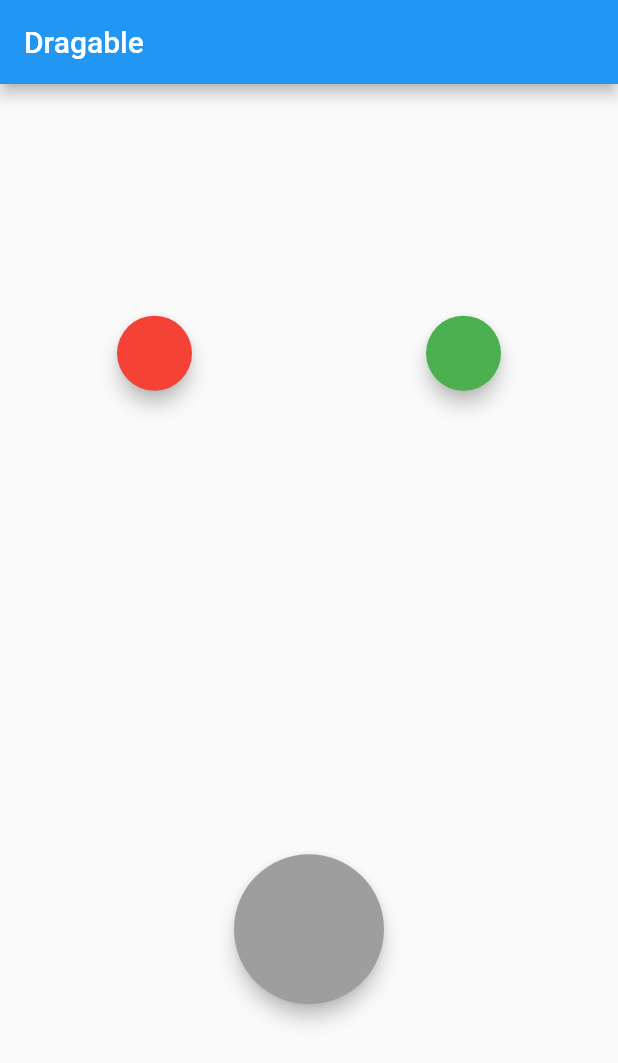
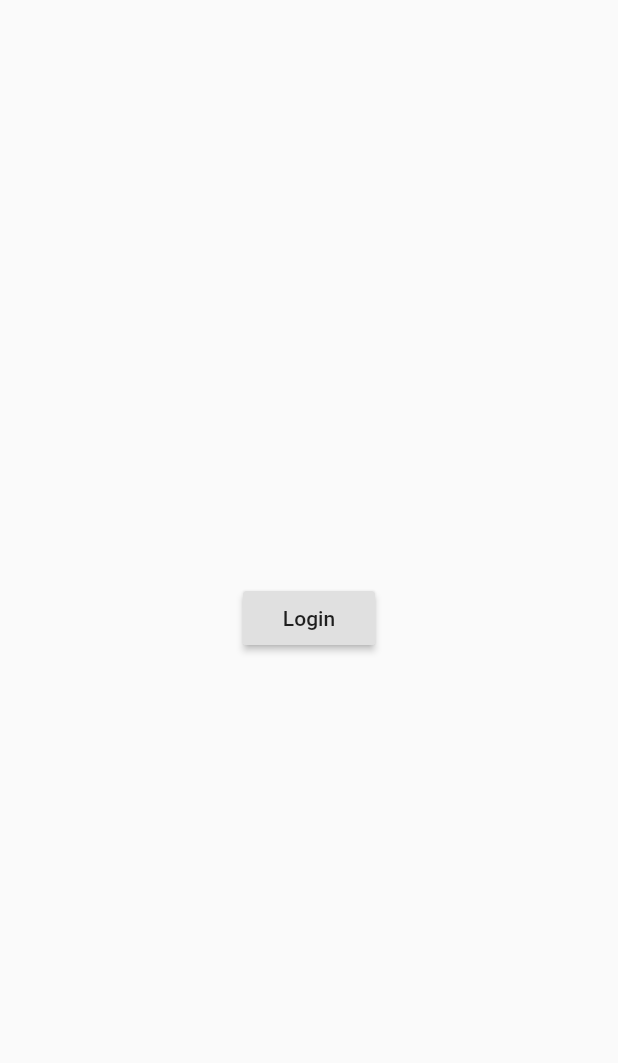
Before and after one commit to farhan1202/belaja_flutter, a Flutter app: the screen it shows after launch, on a phone screen of 412 x 824 dp. Shown: the top 1063 px of the screen. Run offline on Flutter 3.47's test engine with Material 2 defaults, Android fonts, the phone set to English and light mode, and no system bars.

```diff
--- /dev/null
+++ b/lib/login.dart
@@ -0,0 +1,29 @@
+import 'package:flutter/material.dart';
+import 'package:flutter_application/menu.dart';
+
+class LoginPage extends StatefulWidget {
+  const LoginPage({Key? key}) : super(key: key);
+
+  @override
+  _LoginPageState createState() => _LoginPageState();
+}
+
+class _LoginPageState extends State<LoginPage> {
+  @override
+  Widget build(BuildContext context) {
+    return Scaffold(
+      body: Center(
+        child: RaisedButton(
+          onPressed: () {
+            Navigator.pushReplacement(context, MaterialPageRoute(
+              builder: (context) {
+                return MainPage();
+              },
+            ));
+          },
+          child: Text("Login"),
+        ),
+      ),
+    );
+  }
+}
--- a/lib/main.dart
+++ b/lib/main.dart
@@ -1,7 +1,5 @@
-import 'dart:io';
-import 'dart:ui';
-
 import 'package:flutter/material.dart';
+import 'package:flutter_application/login.dart';
 
 void main() => runApp(MyApp());
 
@@ -13,115 +11,10 @@ class MyApp extends StatefulWidget {
 }
 
 class _MyAppState extends State<MyApp> {
-  Color color1 = Colors.red;
-  Color color2 = Colors.green;
-  late Color targetColor;
-  bool isAccept = false;
-
   @override
   Widget build(BuildContext context) {
     return MaterialApp(
-      home: Scaffold(
-        appBar: AppBar(
-          title: Text("Dragable"),
-        ),
-        body: Column(
-          mainAxisAlignment: MainAxisAlignment.spaceAround,
-          children: <Widget>[
-            Row(
-              mainAxisAlignment: MainAxisAlignment.spaceAround,
-              children: <Widget>[
-                Draggable<Color>(
-                  data: color1,
-                  child: SizedBox(
-                    width: 50,
-                    height: 50,
-                    child: Material(
-                      color: color1,
-                      shape: StadiumBorder(),
-                      elevation: 5,
-                    ),
-                  ),
-                  childWhenDragging: SizedBox(
-                    width: 50,
-                    height: 50,
-                    child: Material(
-                      color: Colors.grey,
-                      shape: StadiumBorder(),
-                    ),
-                  ),
-                  feedback: SizedBox(
-                    width: 50,
-                    height: 50,
-                    child: Material(
-                      color: color1.withOpacity(0.5),
-                      shape: StadiumBorder(),
-                      elevation: 5,
-                    ),
-                  ),
-                ),
-                Draggable<Color>(
-                  data: color2,
-                  child: SizedBox(
-                    width: 50,
-                    height: 50,
-                    child: Material(
-                      color: color2,
-                      shape: StadiumBorder(),
-                      elevation: 5,
-                    ),
-                  ),
-                  childWhenDragging: SizedBox(
-                    width: 50,
-                    height: 50,
-                    child: Material(
-                      color: Colors.grey,
-                      shape: StadiumBorder(),
-                    ),
-                  ),
-                  feedback: SizedBox(
-                    width: 50,
-                    height: 50,
-                    child: Material(
-                      color: color2.withOpacity(0.5),
-                      shape: StadiumBorder(),
-                      elevation: 5,
-                    ),
-                  ),
-                )
-              ],
-            ),
-            DragTarget<Color>(
-              onWillAccept: (value) => true,
-              onAccept: (value) {
-                isAccept = true;
-                targetColor = value;
-              },
-              builder: (context, candidateData, rejectedData) {
-                return (isAccept)
-                    ? SizedBox(
-                        width: 100,
-                        height: 100,
-                        child: Material(
-                          color: targetColor,
-                          shape: StadiumBorder(),
-                          elevation: 5,
-                        ),
-                      )
-                    : SizedBox(
-                        width: 100,
-                        height: 100,
-                        child: Material(
-                          color: Colors.grey,
-                          shape: StadiumBorder(),
-                          elevation: 5,
-                        ),
-                      );
-              },
-            )
-          ],
-        ),
-      ),
+      home: LoginPage(),
     );
   }
 }
```
Also changed, not shown: lib/menu.dart (added, +31 -0 lines), lib/second.dart (added, +26 -0 lines).
